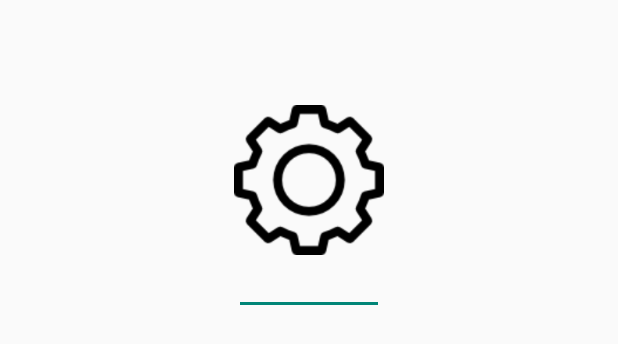
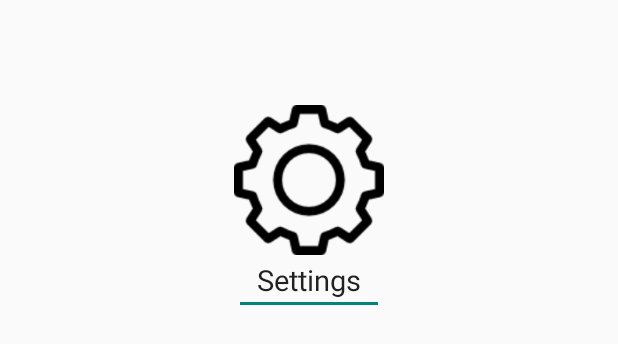
Before and after one commit to giannakat/ExpirEase, an Android app: the layout activity_settings.xml on its own in the app's theme, with its tools: preview values and no code run, on a phone screen of 412 x 824 dp. Shown: the top 344 px of the screen. Run offline under Robolectric (Android 15) with nearby library versions, the phone set to English and light mode, and no system bars.

Commit message:
Update activity_settings.xml

```diff
--- a/app/src/main/res/layout/activity_settings.xml
+++ b/app/src/main/res/layout/activity_settings.xml
@@ -15,5 +15,8 @@
         android:layout_width="100dp"
         android:layout_height="40dp"
         android:layout_below="@id/setting"
-        android:layout_centerHorizontal="true"/>
+        android:layout_centerHorizontal="true"
+        android:text="Settings"
+        android:textAlignment="center"
+        android:textSize="19dp"/>
 </RelativeLayout>
```
